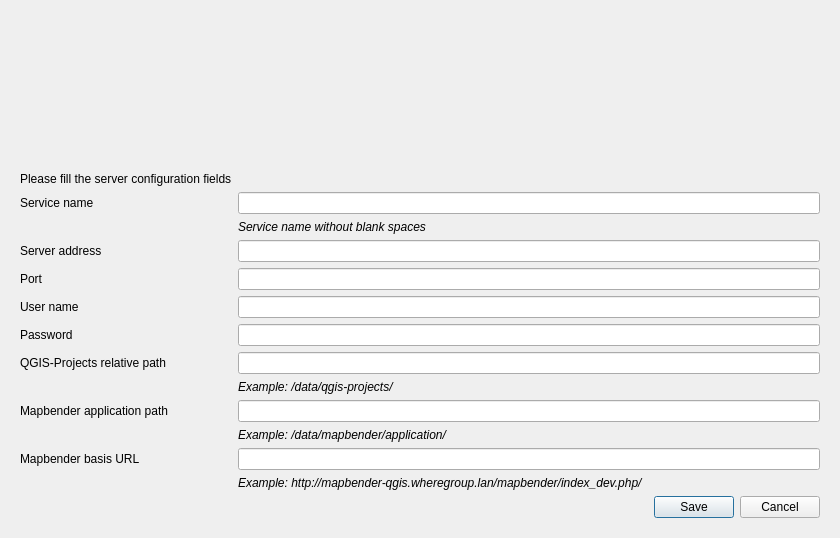
WhereGroup/QGIS2Mapbender, file mapbender_plugin/dialogs/ui/add_server_section_dialog.ui: the form before one commit.
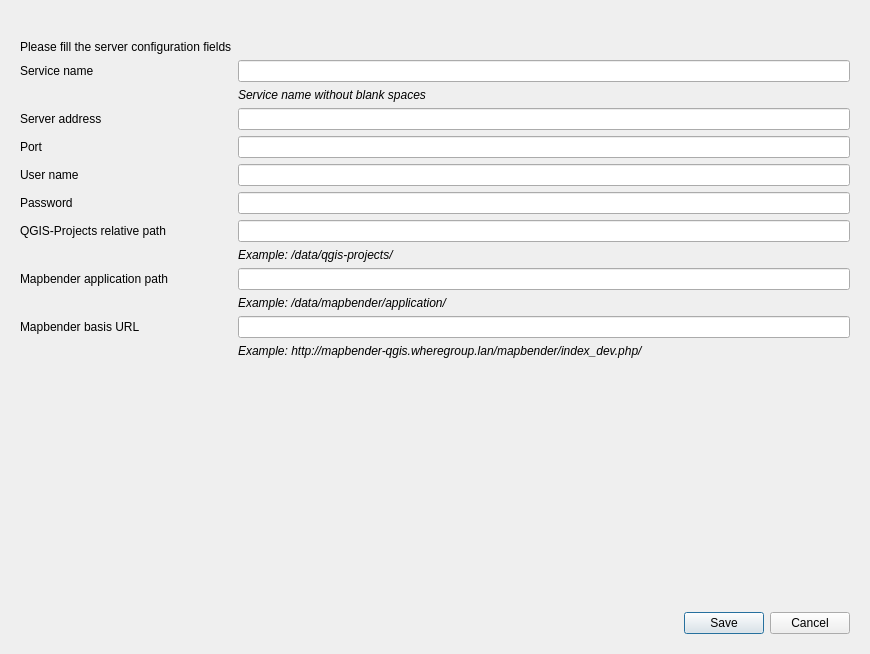
The form after the commit. Icons and pictures are not drawn.

Commit message: save template slug, set to combobox and update

```diff
--- a/mapbender_plugin/dialogs/ui/add_server_section_dialog.ui
+++ b/mapbender_plugin/dialogs/ui/add_server_section_dialog.ui
@@ -6,8 +6,8 @@
    <rect>
     <x>0</x>
     <y>0</y>
-    <width>840</width>
-    <height>538</height>
+    <width>870</width>
+    <height>654</height>
    </rect>
   </property>
   <property name="windowTitle">
@@ -185,6 +185,19 @@
         </item>
        </layout>
       </item>
+      <item row="4" column="0">
+       <spacer name="verticalSpacer">
+        <property name="orientation">
+         <enum>Qt::Vertical</enum>
+        </property>
+        <property name="sizeHint" stdset="0">
+         <size>
+          <width>20</width>
+          <height>40</height>
+         </size>
+        </property>
+       </spacer>
+      </item>
      </layout>
     </widget>
    </item>
```
The commit also changes 6 other files.
